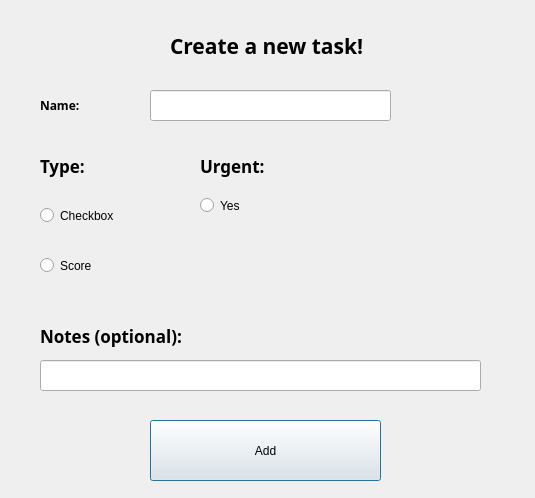
Before: the Qt Designer form doTaskapp/createtask.ui in mewoJSON/doTask, drawn with Qt 5.
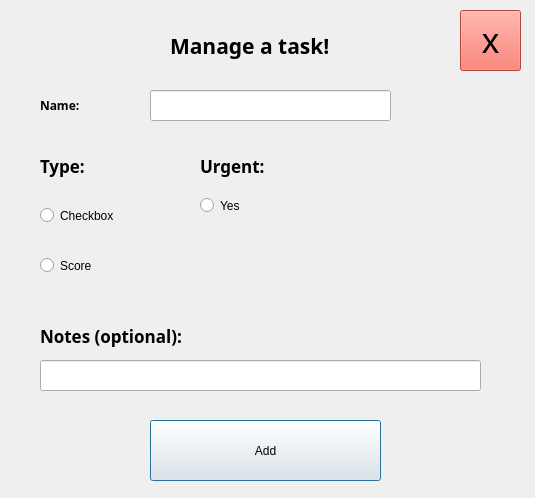
After: the same form once the commit is applied. Icons and pictures are not drawn.

```diff
--- a/doTaskapp/createtask.ui
+++ b/doTaskapp/createtask.ui
@@ -59,7 +59,7 @@
     </font>
    </property>
    <property name="text">
-    <string>Create a new task!</string>
+    <string>Manage a task!</string>
    </property>
   </widget>
   <widget class="QRadioButton" name="checkboxreq">
@@ -188,7 +188,7 @@
    <property name="geometry">
     <rect>
      <x>320</x>
-     <y>180</y>
+     <y>160</y>
      <width>191</width>
      <height>171</height>
     </rect>
@@ -203,6 +203,28 @@
     <string>&lt;html&gt;&lt;head/&gt;&lt;body&gt;&lt;p&gt;&lt;img src=&quot;:/logo_small.png&quot;/&gt;&lt;/p&gt;&lt;/body&gt;&lt;/html&gt;</string>
    </property>
   </widget>
+  <widget class="QPushButton" name="pushButton">
+   <property name="geometry">
+    <rect>
+     <x>460</x>
+     <y>10</y>
+     <width>61</width>
+     <height>61</height>
+    </rect>
+   </property>
+   <property name="font">
+    <font>
+     <pointsize>26</pointsize>
+    </font>
+   </property>
+   <property name="styleSheet">
+    <string notr="true">border-color: rgb(255, 255, 255);
+background-color: rgb(246, 97, 81);</string>
+   </property>
+   <property name="text">
+    <string>x</string>
+   </property>
+  </widget>
  </widget>
  <resources/>
  <connections/>
```
Left out of the diff: 2 changed lines with no effect on the pictures.
